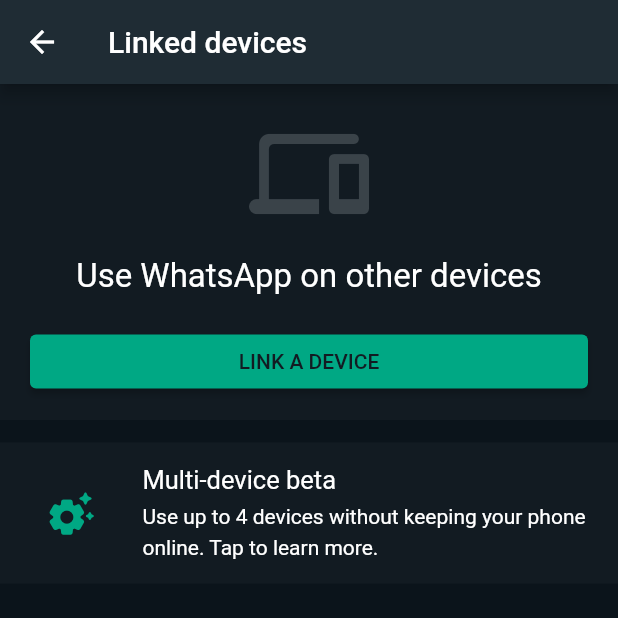
After one commit to parsamlm/WhatsApp-UI, a Flutter app: the LinkedDevices screen opened by its route, on a phone screen of 412 x 824 dp, the top half of it. The commit adds this screen. Run offline on Flutter 3.47's test engine with Material 2 defaults, Android fonts, the phone set to English and light mode, and no system bars; our stand-ins replace flutter_svg.

Commit message:
'Linked devices' screen UI implemented

```diff
--- a/lib/main.dart
+++ b/lib/main.dart
@@ -1,6 +1,7 @@
 import 'package:flutter/material.dart';
 import 'package:whatsapp/pages/home.dart';
 import 'package:whatsapp/pages/contact.dart';
+import 'package:whatsapp/pages/linked_devices.dart';
 import 'package:whatsapp/pages/loading.dart';
 import 'package:whatsapp/pages/settings.dart';
 import 'package:whatsapp/pages/starred_messages.dart';
@@ -12,6 +13,7 @@ void main() => runApp(MaterialApp(
         "/home": (context) => const Home(),
         "/contact": (context) => const Contact(),
         "/settings": (context) => const Settings(),
-        "/starred_messages": (context) => const StarredMessages()
+        "/starred_messages": (context) => const StarredMessages(),
+        "/linked_devices": (context) => const LinkedDevices()
       },
     ));
--- a/lib/pages/home.dart
+++ b/lib/pages/home.dart
@@ -69,7 +69,7 @@ class _HomeState extends State<Home> {
                     padding: EdgeInsets.zero,
                     child: ListTile(
                       onTap: () {
-                        //todo 'Linked devices' button function
+                        Navigator.pushNamed(context, "/linked_devices");
                       },
                       title: const Text(
                         "Linked devices",
--- /dev/null
+++ b/lib/pages/linked_devices.dart
@@ -0,0 +1,134 @@
+import 'package:flutter/material.dart';
+
+class LinkedDevices extends StatefulWidget {
+  const LinkedDevices({Key? key}) : super(key: key);
+
+  @override
+  _LinkedDevicesState createState() => _LinkedDevicesState();
+}
+
+class _LinkedDevicesState extends State<LinkedDevices> {
+  @override
+  Widget build(BuildContext context) {
+    return Scaffold(
+      appBar: AppBar(
+        title: const Text("Linked devices"),
+        backgroundColor: const Color(0XFF1f2c34),
+      ),
+      body: Container(
+        color: const Color(0XFF0b141b),
+        child: Center(
+          child: Column(
+            children: <Widget>[
+              Row(
+                children: [
+                  Expanded(
+                    child: Container(
+                      color: const Color(0XFF121B22),
+                      child: Column(
+                        children: <Widget>[
+                          Container(
+                            margin: const EdgeInsets.only(top: 20.0),
+                            child: const Icon(
+                              Icons.devices_rounded,
+                              color: Color(0XFF3A4349),
+                              size: 80.0,
+                            ),
+                          ),
+                          const SizedBox(height: 15.0),
+                          const Text(
+                            "Use WhatsApp on other devices",
+                            style: TextStyle(
+                              color: Colors.white,
+                              fontSize: 22.0,
+                            ),
+                          ),
+                          const SizedBox(height: 20.0),
+                          Row(
+                            children: [
+                              Expanded(
+                                child: Container(
+                                  margin: const EdgeInsets.only(
+                                      left: 20.0, right: 20.0),
+                                  child: ElevatedButton(
+                                    onPressed: () {
+                                      //todo "LINK A DEVICE" button function
+                                    },
+                                    style: ElevatedButton.styleFrom(
+                                      primary: const Color(0XFF00A884),
+                                    ),
+                                    child: const Text(
+                                      "LINK A DEVICE",
+                                      style:
+                                          TextStyle(color: Color(0XFF121b22)),
+                                    ),
+                                  ),
+                                ),
+                              ),
+                            ],
+                          ),
+                          const SizedBox(height: 15.0),
+                        ],
+                      ),
+                    ),
+                  ),
+                ],
+              ),
+              const SizedBox(height: 15.0),
+              GestureDetector(
+                onTap: (){
+                  //todo "Multi-device beta" section function
+                },
+                child: Row(
+                  children: <Widget>[
+                    Expanded(
+                      child: Container(
+                        color: const Color(0XFF121B22),
+                        child: Row(
+                          children: <Widget>[
+                            Container(
+                              margin: const EdgeInsets.symmetric(
+                                  vertical: 20.0, horizontal: 30.0),
+                              child: const Icon(Icons.settings_suggest_rounded,
+                                  color: Color(0XFF00A884), size: 35.0),
+                            ),
+                            Expanded(
+                              child: Container(
+                                margin: const EdgeInsets.only(
+                                    right: 10.0, top: 15.0, bottom: 15.0),
+                                child: Column(
+                                  mainAxisAlignment: MainAxisAlignment.start,
+                                  crossAxisAlignment: CrossAxisAlignment.start,
+                                  children: const <Widget>[
+                                    Text(
+                                      "Multi-device beta",
+                                      style: TextStyle(
+                                          color: Colors.white, fontSize: 17.0),
+                                    ),
+                                    SizedBox(height: 2.0),
+                                    Text(
+                                      "Use up to 4 devices without keeping your "
+                                      "phone online. Tap to learn more.",
+                                      style: TextStyle(
+                                          color: Colors.white,
+                                          fontSize: 14.0,
+                                          height: 1.5),
+                                    ),
+                                  ],
+                                ),
+                              ),
+                            )
+                          ],
+                        ),
+                      ),
+                    )
+                  ],
+                ),
+              )
+            ],
+          ),
+        ),
+      ),
+    );
+  }
+}
--- a/lib/pages/starred_messages.dart
+++ b/lib/pages/starred_messages.dart
@@ -1,4 +1,3 @@
-import 'package:flutter/cupertino.dart';
 import 'package:flutter/material.dart';
 
 class StarredMessages extends StatefulWidget {
```
